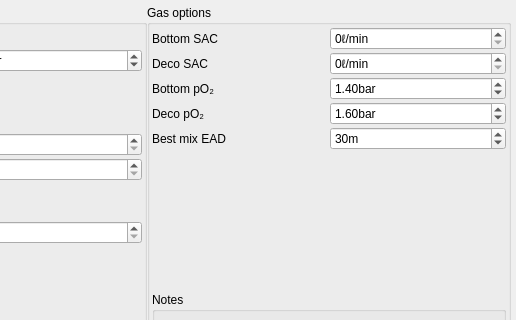
subsurface/subsurface, file desktop-widgets/plannerSettings.ui: the form before one commit; both pictures show x 586 to 1102 and y 0 to 320 of the 1102 by 442 pixel window.
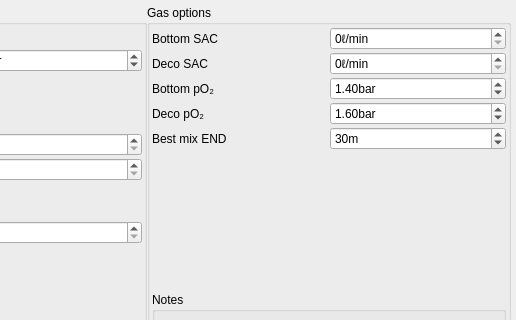
The form after the commit.

```diff
--- a/desktop-widgets/plannerSettings.ui
+++ b/desktop-widgets/plannerSettings.ui
@@ -624,7 +624,7 @@
           <item row="4" column="0">
            <widget class="QLabel" name="bestEAD">
             <property name="text">
-             <string>Best mix EAD</string>
+             <string>Best mix END</string>
             </property>
            </widget>
           </item>
```
Left out of the diff: 6 changed lines with no effect on the pictures.
